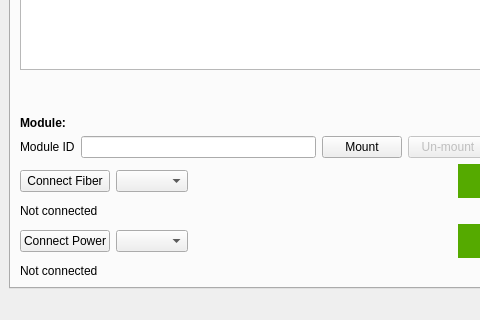
This is ui/integration.ui in pisaoutertracker/integration_tools as Qt 5 draws it before an edit; both pictures show x 0 to 480 and y 718 to 1038 of the 826 by 1038 pixel window. The edited form follows.
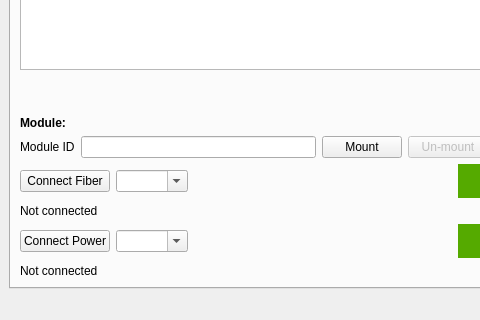
This is the edited form.

Diff of the .ui file:
```diff
--- a/ui/integration.ui
+++ b/ui/integration.ui
@@ -186,7 +186,11 @@
               <item>
                <layout class="QGridLayout" name="gridLayout">
                 <item row="2" column="1">
-                 <widget class="QComboBox" name="powerCB"/>
+                 <widget class="QComboBox" name="powerCB">
+                  <property name="editable">
+                   <bool>true</bool>
+                  </property>
+                 </widget>
                 </item>
                 <item row="1" column="0" colspan="2">
                  <widget class="QLabel" name="fiberConnectionLabel">
@@ -239,7 +243,11 @@
                  </widget>
                 </item>
                 <item row="0" column="1">
-                 <widget class="QComboBox" name="fiberCB"/>
+                 <widget class="QComboBox" name="fiberCB">
+                  <property name="editable">
+                   <bool>true</bool>
+                  </property>
+                 </widget>
                 </item>
                 <item row="0" column="3">
                  <widget class="QFrame" name="connectFiberLED">
```
